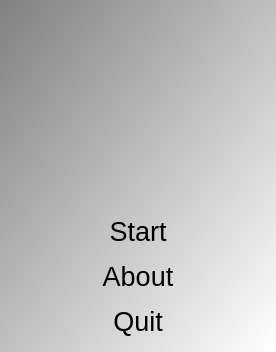
Old version of the form Tools/ToolTestQtModels/qttooltestqtmodelsmenudialog.ui in the repository richelbilderbeek/ProjectRichelBilderbeek.
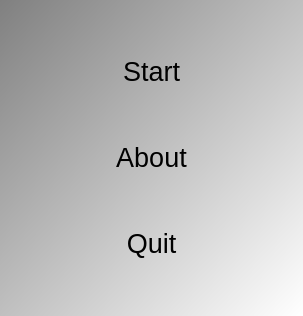
New version of the form. Icons and pictures are not drawn.

```diff
--- a/Tools/ToolTestQtModels/qttooltestqtmodelsmenudialog.ui
+++ b/Tools/ToolTestQtModels/qttooltestqtmodelsmenudialog.ui
@@ -6,8 +6,8 @@
    <rect>
     <x>0</x>
     <y>0</y>
-    <width>276</width>
-    <height>352</height>
+    <width>303</width>
+    <height>316</height>
    </rect>
   </property>
   <property name="font">
@@ -27,7 +27,7 @@
 QPushButton { font: 48px, &quot;monospace&quot; }</string>
   </property>
   <layout class="QGridLayout" name="gridLayout">
-   <item row="2" column="0">
+   <item row="1" column="0">
     <widget class="QPushButton" name="button_about">
      <property name="text">
       <string>About</string>
@@ -37,17 +37,7 @@
      </property>
     </widget>
    </item>
-   <item row="3" column="0">
-    <widget class="QPushButton" name="button_quit">
-     <property name="text">
-      <string>Quit</string>
-     </property>
-     <property name="flat">
-      <bool>true</bool>
-     </property>
-    </widget>
-   </item>
-   <item row="1" column="0">
+   <item row="0" column="0">
     <widget class="QPushButton" name="button_start">
      <property name="text">
       <string>Start</string>
@@ -57,16 +47,13 @@
      </property>
     </widget>
    </item>
-   <item row="0" column="0">
-    <widget class="QLabel" name="label">
+   <item row="2" column="0">
+    <widget class="QPushButton" name="button_quit">
      <property name="text">
-      <string/>
+      <string>Quit</string>
      </property>
-     <property name="pixmap">
-      <pixmap>:/images/ToolCodeToHtmlHelloWorld.png</pixmap>
-     </property>
-     <property name="alignment">
-      <set>Qt::AlignCenter</set>
+     <property name="flat">
+      <bool>true</bool>
      </property>
     </widget>
    </item>
```
